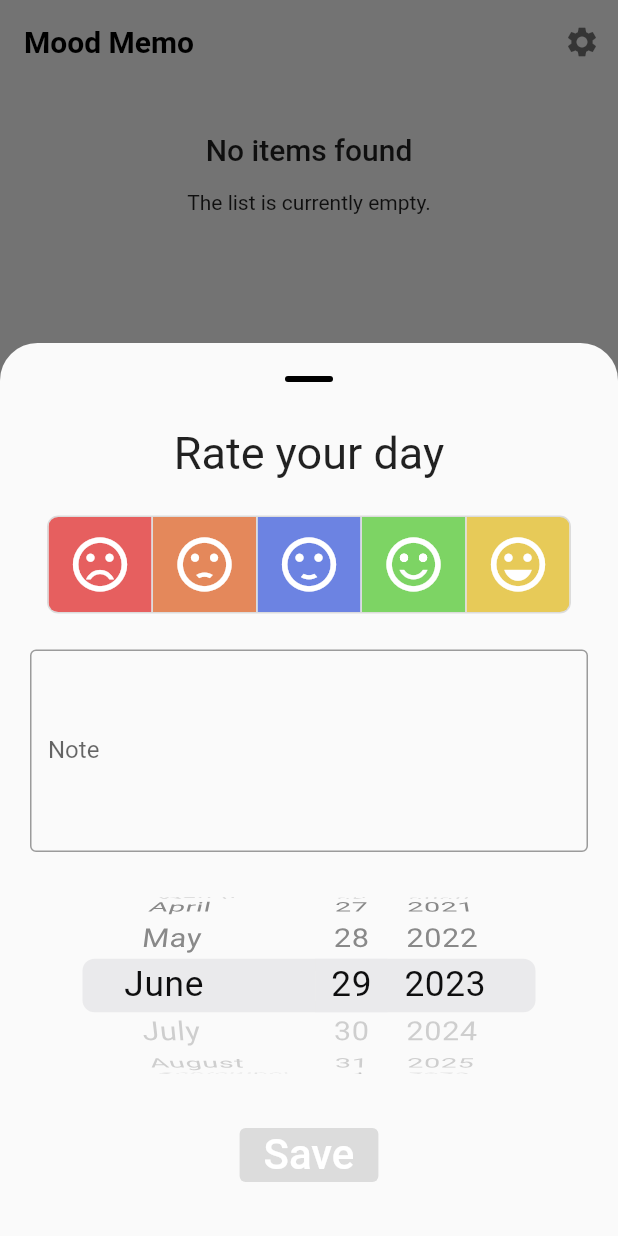
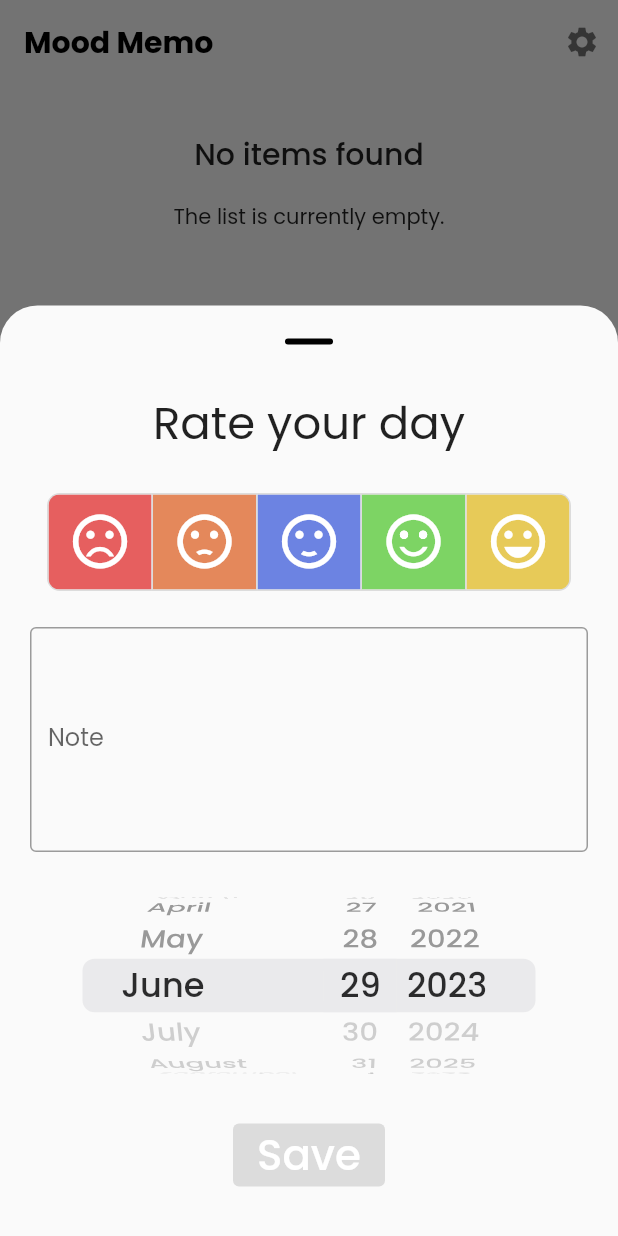
Before and after one commit to EvanSmith93/mood-memo, a Flutter app: the screen it shows after launch, item 2 of the bottom bar chosen, after a tap on the "add reaction" icon, on a phone screen of 412 x 824 dp. Run offline on Flutter 3.47's test engine with Material 2 defaults, Android fonts, the phone set to English and light mode, and no system bars; our stand-ins replace device_info_plus, hive_flutter, infinite_scroll_pagination, modal_bottom_sheet, package_info_plus, shared_preferences and 1 more; missing offline and left inert: launch_review, syncfusion_flutter_core; accounts and stored records are empty.

Commit message:
updated font, made ui changes, fixed bugs with list and detail

```diff
--- a/lib/controllers/list_controller.dart
+++ b/lib/controllers/list_controller.dart
@@ -8,7 +8,9 @@ import 'package:mood_memo/services/db.dart';
 class RatingListController {
   PagingController<int, Rating> pagingController =
       PagingController(firstPageKey: 0);
-  int pageSize = 5;
+  final int pageSize = 10;
+
+  bool stopSecondFetch = false;
 
   void fetchRatings(int pageKey) {
     DatabaseService.getSortedRatings(
--- a/lib/main.dart
+++ b/lib/main.dart
@@ -1,6 +1,8 @@
+import 'package:flutter/cupertino.dart';
 import 'package:flutter/material.dart' hide ModalBottomSheetRoute;
 import 'package:hive_flutter/hive_flutter.dart';
-import 'package:mood_memo/screens/splash.dart';
+import 'package:mood_memo/screens/home.dart';
+//import 'package:mood_memo/screens/splash.dart';;
 
 final navigatorKey = GlobalKey<NavigatorState>();
 
@@ -43,9 +45,37 @@ class _MyAppState extends State<MyApp> {
                 titleTextStyle: const TextStyle(
                   color: Colors.black,
                   fontSize: 20,
+                  fontFamily: "Poppins",
                   fontWeight: FontWeight.w600,
                 ),
               ),
+              textTheme: Theme.of(context).textTheme.apply(
+                fontFamily: "Poppins",
+              ),
+              /*dataTableTheme: Theme.of(context).dataTableTheme.copyWith(
+                    headingTextStyle: const TextStyle(
+                      fontFamily: "DancingScript",
+                      fontWeight: FontWeight.w600,
+                    ),
+                    dataTextStyle: const TextStyle(
+                      fontFamily: "DancingScript",
+                    ),
+              ),*/
+              /*cupertinoOverrideTheme: const CupertinoThemeData(
+                primaryColor: Colors.blue,
+                brightness: Brightness.light,
+
+                textTheme: CupertinoTextThemeData(
+                  pickerTextStyle: TextStyle(
+                    color: Colors.black,
+                    fontFamily: "DancingScript",
+                  ),
+                  dateTimePickerTextStyle: TextStyle(
+                    color: Colors.black,
+                    fontFamily: "DancingScript",
+                  ),
+                ),
+              ),*/
             ),
             darkTheme: ThemeData.dark().copyWith(
               colorScheme: const ColorScheme.dark(
@@ -59,12 +89,17 @@ class _MyAppState extends State<MyApp> {
                 titleTextStyle: const TextStyle(
                   color: Colors.white,
                   fontSize: 20,
+                  fontFamily: "Poppins",
                   fontWeight: FontWeight.w600,
                 ),
               ),
+              textTheme: Theme.of(context).textTheme.apply(
+                fontFamily: "Poppins",
+                bodyColor: Colors.white,
+              ),
             ),
 
-            home: const Splash(),
+            home: const Home(),
           );
         });
   }
--- a/lib/models/rating.dart
+++ b/lib/models/rating.dart
@@ -89,7 +89,7 @@ class Rating {
     return DateService.formatDate(date);
   }
 
-  String getPrettyDate() {
-    return DateService.prettyFormatDate(date);
+  String getRelativeDate() {
+    return DateService.formatRelativeDate(date);
   }
 }
--- a/lib/screens/home.dart
+++ b/lib/screens/home.dart
@@ -1,4 +1,7 @@
 import 'package:flutter/material.dart';
+import 'package:infinite_scroll_pagination/infinite_scroll_pagination.dart';
+import 'package:mood_memo/controllers/list_controller.dart';
+import 'package:mood_memo/models/rating.dart';
 import 'package:mood_memo/screens/settings.dart';
 import 'package:mood_memo/widgets/calendar.dart';
 import 'package:mood_memo/screens/list.dart';
@@ -13,14 +16,15 @@ class Home extends StatefulWidget {
 
 class _HomeState extends State<Home> {
   int _currentIndex = 0;
-
-  final List<Widget> _children = [
-    Calendar(),
-    const RatingList(),
-  ];
+  RatingListController controller = RatingListController();
 
   @override
   Widget build(BuildContext context) {
+    final List<Widget> children = [
+      Calendar(),
+      RatingList(controller: controller),
+    ];
+
     return Scaffold(
       appBar: AppBar(
         title: const Text('Mood Memo'),
@@ -29,7 +33,7 @@ class _HomeState extends State<Home> {
             icon: Icon(
               Icons.settings,
               color: Theme.of(context).unselectedWidgetColor,
-              ),
+            ),
             onPressed: () {
               Navigator.push(
                 context,
@@ -43,15 +47,25 @@ class _HomeState extends State<Home> {
       ),
       floatingActionButton: FloatingActionButton(
         onPressed: () {
-          showRatingPopup(setState, null, null, null);
+          showRatingPopup((_) {
+            setState(() {
+              if (_currentIndex == 1) {
+                controller.pagingController.refresh();
+              }
+            });
+          }, null, null, null);
         },
         child: const Icon(Icons.add_reaction, color: Colors.white),
       ),
-
-      body: _children[_currentIndex],
+      body: children[_currentIndex],
       bottomNavigationBar: BottomNavigationBar(
         currentIndex: _currentIndex,
         onTap: (int index) {
+          if (index == 1) {
+            controller.pagingController = PagingController<int, Rating>(
+              firstPageKey: 0,
+            );
+          }
           setState(() {
             _currentIndex = index;
           });
--- a/lib/screens/list.dart
+++ b/lib/screens/list.dart
@@ -5,20 +5,20 @@ import 'package:mood_memo/models/rating.dart';
 import 'package:mood_memo/widgets/list_item.dart';
 
 class RatingList extends StatefulWidget {
-  const RatingList({super.key});
+  final RatingListController controller;
+  const RatingList({super.key, required this.controller});
 
   @override
   State<RatingList> createState() => _RatingListState();
 }
 
 class _RatingListState extends State<RatingList> {
-  RatingListController controller = RatingListController();
 
   @override
   void initState() {
     super.initState();
-    controller.pagingController.addPageRequestListener((pageKey) {
-      controller.fetchRatings(pageKey);
+    widget.controller.pagingController.addPageRequestListener((pageKey) {
+      widget.controller.fetchRatings(pageKey);
     });
   }
 
@@ -26,11 +26,11 @@ class _RatingListState extends State<RatingList> {
   Widget build(BuildContext context) {
     return PagedListView<int, Rating>.separated(
       separatorBuilder: (context, index) => const Divider(),
-      pagingController: controller.pagingController,
+      pagingController: widget.controller.pagingController,
       builderDelegate: PagedChildBuilderDelegate<Rating>(
           itemBuilder: (context, item, index) => ListTile(
-                title: ListItem(rating: item, controller: controller),
-                onTap: () => controller.onTap(item),
+                title: ListItem(rating: item, controller: widget.controller),
+                onTap: () => widget.controller.onTap(item),
               ),
       ),
     );
--- a/lib/screens/splash.dart
+++ b/lib/screens/splash.dart
@@ -1,4 +1,4 @@
-import 'package:flutter/material.dart';
+/*import 'package:flutter/material.dart';
 import 'package:mood_memo/controllers/settings_controller.dart';
 import 'package:mood_memo/screens/home.dart';
 
@@ -31,3 +31,4 @@ class _SplashState extends State<Splash> {
     return shouldProceed ? const Home() : const SizedBox.shrink();
   }
 }
+*/
--- a/lib/services/db.dart
+++ b/lib/services/db.dart
@@ -9,6 +9,7 @@ class DatabaseService {
   static SharedPreferences? _prefs;
   static Box? _ratingsBox;
   static Box? _notesBox;
+  static List<dynamic> sortedKeys = [];
 
   static Future<void> _initPrefs() async {
     _prefs ??= await SharedPreferences.getInstance();
@@ -44,16 +45,15 @@ class DatabaseService {
   static Future<List<Rating>> getSortedRatings(int from, int to) async {
     await _initBox();
     final ratings = <Rating>[];
-    final sortedKeys = _ratingsBox!.keys
-    .where((element) => _notesBox!.get(element) != "")
-    .toList()
-      ..sort((a, b) => b.compareTo(a));
 
+    // possibly add a filter option for the user to filter out empty notes
+    if (from == 0) {
+      sortedKeys = _ratingsBox!.keys //.where((element) => _notesBox!.get(element) != "")
+        .toList()
+        ..sort((a, b) => b.compareTo(a));
+    }
 
-    final totalItems = sortedKeys.length;
-    final endIndex = to < totalItems ? to : totalItems;
-
-    for (int i = from; i < endIndex; i++) {
+    for (int i = from; i < to && i < sortedKeys.length; i++) {
       final key = sortedKeys[i];
       final value = _ratingsBox!.get(key);
       final note = _notesBox!.get(key);
--- a/lib/widgets/calendar.dart
+++ b/lib/widgets/calendar.dart
@@ -2,6 +2,7 @@ import 'package:flutter/material.dart' hide ModalBottomSheetRoute;
 import 'package:mood_memo/controllers/calendar_controller.dart';
 import 'package:mood_memo/widgets/calendar_box.dart';
 import 'package:syncfusion_flutter_calendar/calendar.dart';
+import 'package:syncfusion_flutter_core/theme.dart';
 
 class Calendar extends StatefulWidget {
   Calendar({super.key});
@@ -19,23 +20,35 @@ class _CalendarState extends State<Calendar> {
       padding: const EdgeInsets.all(16.0),
       child: SizedBox(
         height: MediaQuery.of(context).size.width,
+        child: SfCalendarTheme(
+          data: SfCalendarThemeData(
+            headerTextStyle: Theme.of(context).textTheme.titleLarge,
+            activeDatesTextStyle: Theme.of(context).textTheme.bodyMedium,
+            viewHeaderDayTextStyle: Theme.of(context).textTheme.bodyMedium,
+          ),
           child: SfCalendar(
             view: CalendarView.month,
             showNavigationArrow: true,
             maxDate: DateTime.now(),
-          //todayHighlightColor: Colors.blue,
             selectionDecoration: const BoxDecoration(),
             showDatePickerButton: true,
             onTap: (calendarTapDetails) {
               if (calendarTapDetails.targetElement ==
-                CalendarElement.calendarCell) widget.controller.onTap(calendarTapDetails.date, setState);
+                  CalendarElement.calendarCell)
+                widget.controller.onTap(calendarTapDetails.date, setState);
             },
-          monthViewSettings:
-              const MonthViewSettings(showTrailingAndLeadingDates: false),
+            monthViewSettings: MonthViewSettings(
+              showTrailingAndLeadingDates: false,
+              monthCellStyle: MonthCellStyle(
+                textStyle: Theme.of(context).textTheme.bodyMedium,
+              ),
+            ),
             monthCellBuilder:
                 (BuildContext buildContext, MonthCellDetails details) {
-            return CalendarBox(details: details, controller: widget.controller);
+              return CalendarBox(
+                  details: details, controller: widget.controller);
             },
+          ),
         ),
       ),
     );
--- a/lib/widgets/new_rating.dart
+++ b/lib/widgets/new_rating.dart
@@ -47,7 +47,7 @@ class _NewRatingState extends State<NewRating> {
                 color: Colors.white,
                 selectedColor: Colors.white,
                 //selectedColor: Theme.of(context).textTheme.bodyMedium?.color,
-                borderRadius: const BorderRadius.all(Radius.circular(7)),
+                borderRadius: const BorderRadius.all(Radius.circular(8)),
                 children: [
                   ColorBox(
                       value: RatingValue.one, controller: widget.controller),
@@ -83,6 +83,12 @@ class _NewRatingState extends State<NewRating> {
               padding: const EdgeInsets.all(12.0),
               child: SizedBox(
                 height: 130,
+                child: CupertinoTheme(
+                  data: CupertinoThemeData(
+                    textTheme: CupertinoTextThemeData(
+                      dateTimePickerTextStyle: Theme.of(context).textTheme.titleLarge,
+                    ),
+                  ),
                   child: CupertinoDatePicker(
                     mode: CupertinoDatePickerMode.date,
                     initialDateTime: widget.controller.getDate(),
@@ -90,6 +96,7 @@ class _NewRatingState extends State<NewRating> {
                     onDateTimeChanged: (DateTime newDate) {
                       widget.controller.setDate(newDate);
                     },
+                  ),
                 ),
               ),
             ),
```
Also changed, not shown: lib/screens/detail.dart (+36 -12 lines), lib/services/date.dart (+17 -2 lines), lib/widgets/calendar_box.dart (+6 -4 lines), lib/widgets/list_item.dart (+5 -4 lines), pubspec.yaml (+16 -6 lines), assets/DancingScript-VariableFont_wght.ttf (added), assets/Poppins-Bold.ttf (added), assets/Poppins-Italic.ttf (added), assets/Poppins-Light.ttf (added), assets/Poppins-Medium.ttf (added), assets/Poppins-Regular.ttf (added), pubspec.lock, 1 other file. Lines whose indentation alone changed are shown as unchanged.
